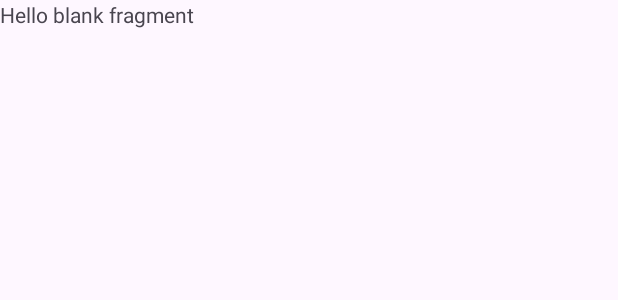
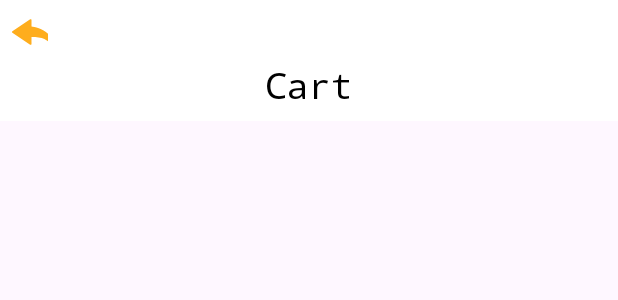
Before and after one commit to amansaraswat177/MunchMate, an Android app: the layout fragment_menu_bottom_sheet.xml on its own in the app's theme, with its tools: preview values and no code run, on a phone screen of 412 x 824 dp. Shown: the top 300 px of the screen. Run offline under Robolectric (Android 15) with nearby library versions, the phone set to English and light mode, and no system bars; Roboto replaces fonts that are not available here.

Commit message:
MENU PAGE UPDATED

```diff
--- /dev/null
+++ b/app/src/main/res/drawable/backarrow.xml
@@ -0,0 +1,10 @@
+<vector xmlns:android="http://schemas.android.com/apk/res/android"
+    android:width="24dp"
+    android:height="24dp"
+    android:viewportWidth="24"
+    android:viewportHeight="24">
+  <path
+      android:pathData="M26.105,21.891c-0.229,0 -0.439,-0.131 -0.529,-0.346l0,0c-0.066,-0.156 -1.716,-3.857 -7.885,-4.59c-1.285,-0.156 -2.824,-0.236 -4.693,-0.25v4.613c0,0.213 -0.115,0.406 -0.304,0.508c-0.188,0.098 -0.413,0.084 -0.588,-0.033L0.254,13.815C0.094,13.708 0,13.528 0,13.339c0,-0.191 0.094,-0.365 0.254,-0.477l11.857,-7.979c0.175,-0.121 0.398,-0.129 0.588,-0.029c0.19,0.102 0.303,0.295 0.303,0.502v4.293c2.578,0.336 13.674,2.33 13.674,11.674c0,0.271 -0.191,0.508 -0.459,0.562C26.18,21.891 26.141,21.891 26.105,21.891z"
+      android:fillColor="@color/iconcolor"
+      />
+</vector>
--- a/app/src/main/res/layout/fragment_home.xml
+++ b/app/src/main/res/layout/fragment_home.xml
@@ -38,7 +38,7 @@
         android:layout_marginTop="16dp"
         app:layout_constraintBottom_toBottomOf="parent"
         app:layout_constraintStart_toStartOf="parent"
-        app:layout_constraintTop_toBottomOf="@+id/textView20" />
+        app:layout_constraintTop_toBottomOf="@+id/ViewAllMenu" />
 
     <TextView
         android:id="@+id/textView19"
@@ -52,7 +52,7 @@
         app:layout_constraintTop_toBottomOf="@+id/cardView" />
 
     <TextView
-        android:id="@+id/textView20"
+        android:id="@+id/ViewAllMenu"
         android:layout_width="80dp"
         android:layout_height="25dp"
         android:layout_marginTop="16dp"
--- a/app/src/main/res/layout/fragment_menu_bottom_sheet.xml
+++ b/app/src/main/res/layout/fragment_menu_bottom_sheet.xml
@@ -1,14 +1,36 @@
 <?xml version="1.0" encoding="utf-8"?>
-<FrameLayout xmlns:android="http://schemas.android.com/apk/res/android"
+<LinearLayout xmlns:android="http://schemas.android.com/apk/res/android"
     xmlns:tools="http://schemas.android.com/tools"
     android:layout_width="match_parent"
-    android:layout_height="match_parent"
+    android:layout_height="wrap_content"
+    android:orientation="vertical"
+
+    android:background="@color/white"
     tools:context=".MenuBottomSheetFragment">
 
-    <!-- TODO: Update blank fragment layout -->
+  <ImageButton
+      android:id="@+id/buttonBack"
+      android:layout_marginTop="8dp"
+      android:layout_marginLeft="8dp"
+      android:layout_width="24dp"
+      android:layout_height="24dp"
+     android:background="@android:color/transparent"
+      android:src="@drawable/backarrow"/>
+
     <TextView
+        android:layout_marginTop="8dp"
+        android:gravity="center"
+        android:textSize="24sp"
+        android:textColor="@color/black"
+        android:fontFamily="monospace"
         android:layout_width="match_parent"
         android:layout_height="match_parent"
-        android:text="@string/hello_blank_fragment" />
+        android:text="Cart" />
 
-</FrameLayout>
+    <androidx.recyclerview.widget.RecyclerView
+        android:id="@+id/menuRecyclerView"
+        android:layout_marginTop="8dp"
+        android:layout_width="match_parent"
+        android:layout_height="match_parent" />
+
+</LinearLayout>
--- a/app/src/main/res/values/colors.xml
+++ b/app/src/main/res/values/colors.xml
@@ -3,6 +3,7 @@
     <color name="black">#FF000000</color>
     <color name="white">#FFFFFFFF</color>
     <color name="g">#576A23</color>
+    <color name="iconcolor">#FEAD1D</color>
     <color name="textcolor">#1FC57A</color>
     <color name="startcolor">#53E88B</color>
     <color name="endcolor">#15BE77</color>
```
Also changed, not shown: app/src/main/java/com/example/munchmate/Fragment/HomeFragment.kt (+7 -0 lines), app/src/main/java/com/example/munchmate/MenuBottomSheetFragment.kt (+21 -0 lines), app/src/main/java/com/example/munchmate/adapter/MenuAdapter.kt (+17 -4 lines).
